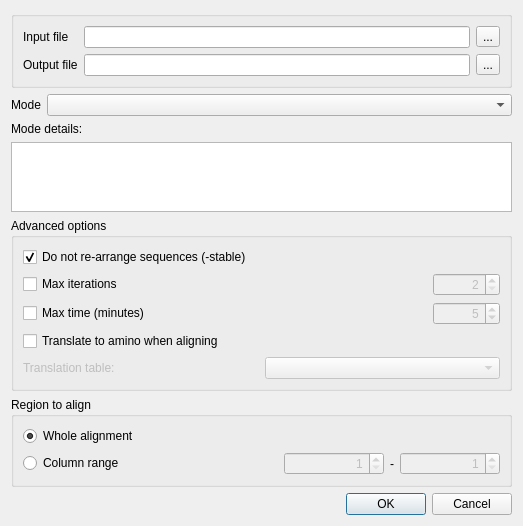
Old version of the form src/plugins_3rdparty/umuscle/src/MuscleAlignDialog.ui in the repository violethaze74/ugene.
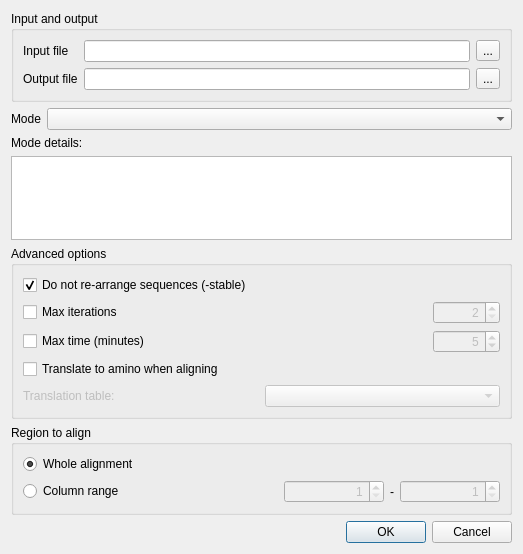
New version of the form.

Commit message: Groupbox header in Align dialogs. UGENE-4848

```diff
--- a/src/plugins_3rdparty/umuscle/src/MuscleAlignDialog.ui
+++ b/src/plugins_3rdparty/umuscle/src/MuscleAlignDialog.ui
@@ -7,7 +7,7 @@
     <x>0</x>
     <y>0</y>
     <width>523</width>
-    <height>494</height>
+    <height>554</height>
    </rect>
   </property>
   <property name="minimumSize">
@@ -25,7 +25,7 @@
      <item>
       <widget class="QGroupBox" name="inputGroupBox">
        <property name="title">
-        <string/>
+        <string>Input and output</string>
        </property>
        <layout class="QGridLayout" name="gridLayout_2">
         <item row="0" column="0">
```
The commit also changes 5 other files.
